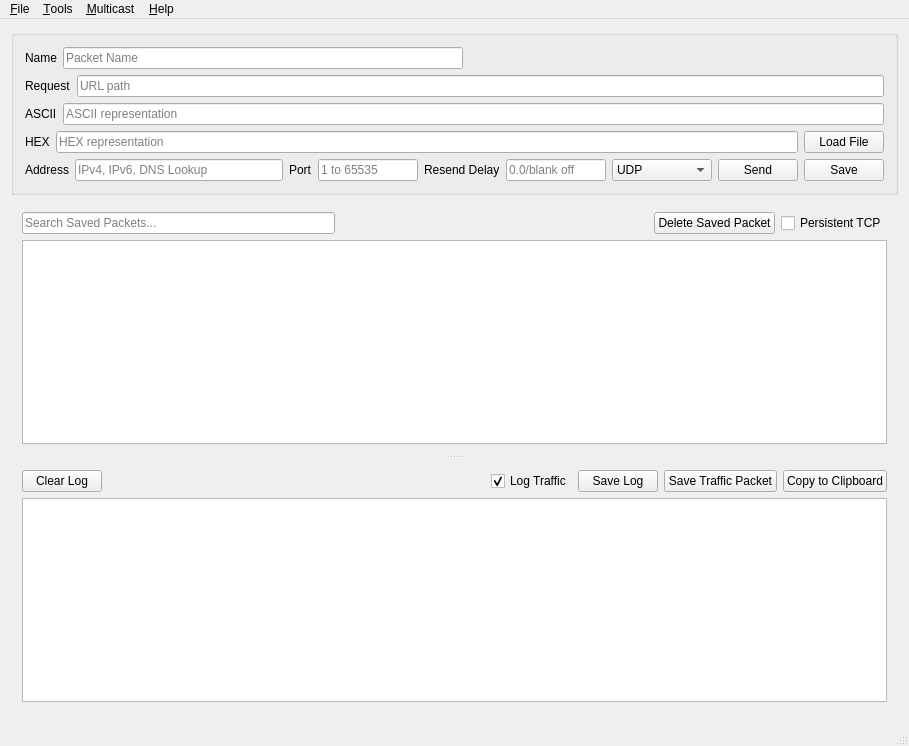
Old version of the form src/mainwindow.ui in the repository dannagle/PacketSender.
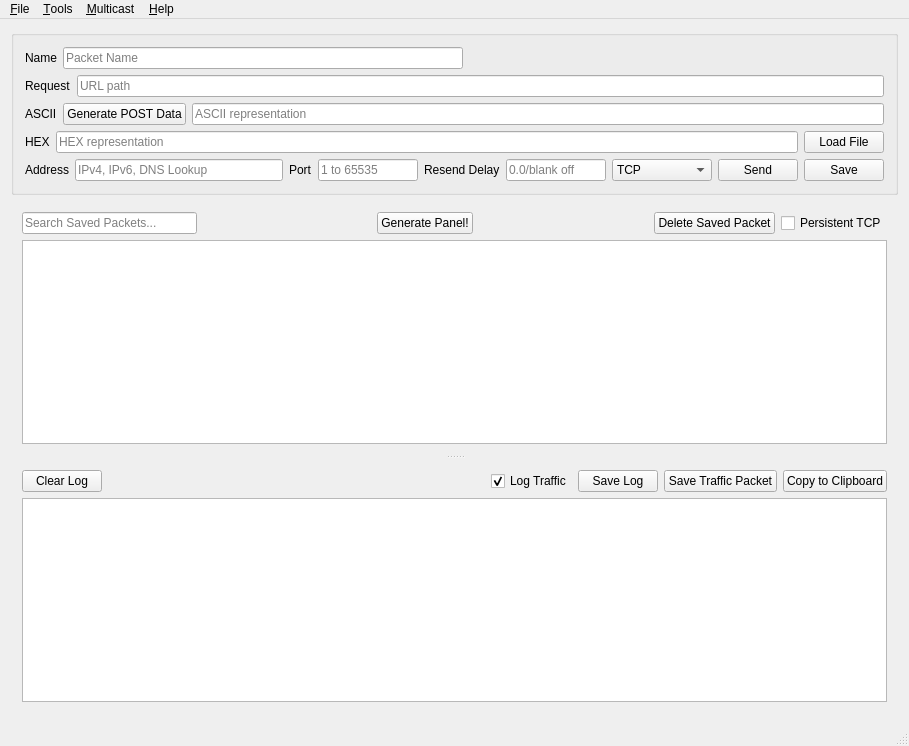
New version of the form. Icons and pictures are not drawn.

Commit message: Added new Panel Generator feature (still very much in development)

```diff
--- a/src/mainwindow.ui
+++ b/src/mainwindow.ui
@@ -94,6 +94,13 @@
            </property>
           </widget>
          </item>
+         <item>
+          <widget class="QPushButton" name="genPostDataButton">
+           <property name="text">
+            <string>Generate POST Data</string>
+           </property>
+          </widget>
+         </item>
          <item>
           <widget class="QLineEdit" name="packetASCIIEdit">
            <property name="placeholderText">
@@ -218,15 +225,6 @@
                <height>20</height>
               </size>
              </property>
-             <item>
-              <property name="text">
-               <string>UDP</string>
-              </property>
-              <property name="icon">
-               <iconset resource="packetsender.qrc">
-                <normaloff>:/icons/tx_udp.png</normaloff>:/icons/tx_udp.png</iconset>
-              </property>
-             </item>
              <item>
               <property name="text">
                <string>TCP</string>
@@ -306,6 +304,26 @@
             </property>
            </spacer>
           </item>
+          <item>
+           <widget class="QPushButton" name="generatePanelButton">
+            <property name="text">
+             <string>Generate Panel!</string>
+            </property>
+           </widget>
+          </item>
+          <item>
+           <spacer name="horizontalSpacer_3">
+            <property name="orientation">
+             <enum>Qt::Horizontal</enum>
+            </property>
+            <property name="sizeHint" stdset="0">
+             <size>
+              <width>40</width>
+              <height>20</height>
+             </size>
+            </property>
+           </spacer>
+          </item>
           <item>
            <widget class="QPushButton" name="deletePacketButton">
             <property name="enabled">
```
Left out of the diff: 55 changed lines with no effect on the pictures. The commit also changes 31 other files.
